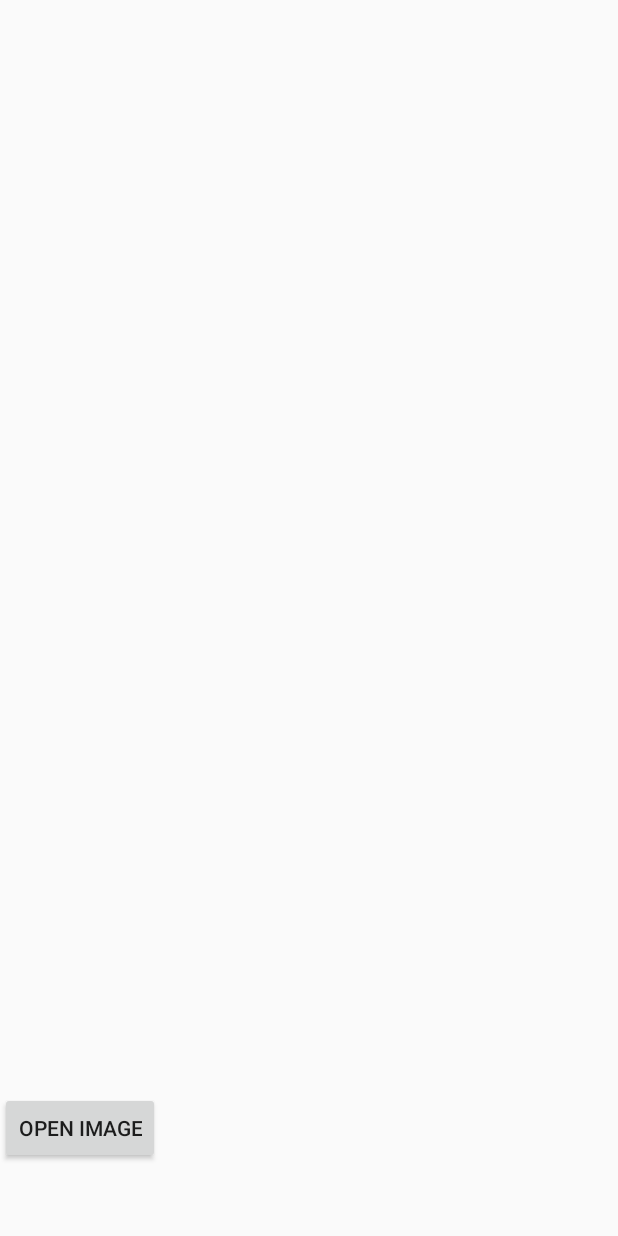
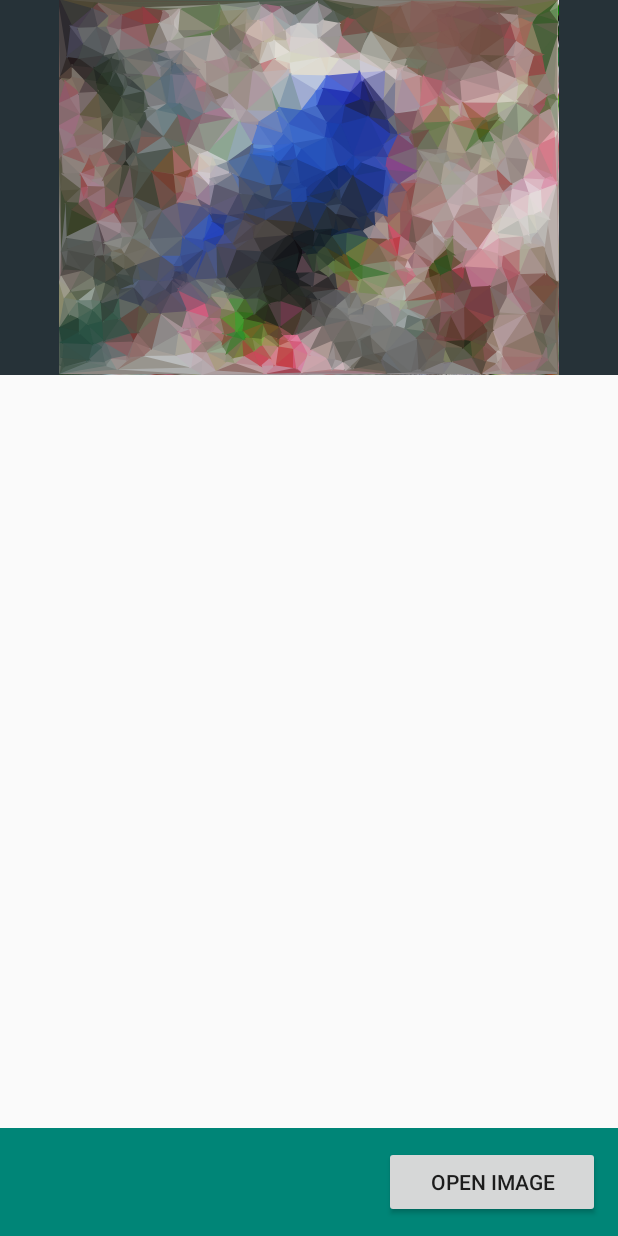
Before and after one commit to pattch/PicToPoly, an Android app: the screen it shows after launch (PolyActivity), on a phone screen of 412 x 824 dp. Run offline under Robolectric (Android 15) with nearby library versions, the phone set to English and light mode, and no system bars.

Commit message:
It's Alive!!!
Still very buggy, but triangulation now works on android!

```diff
--- a/app/src/main/java/com/pictopoly/polydemo/ImageProcessFragment.java
+++ b/app/src/main/java/com/pictopoly/polydemo/ImageProcessFragment.java
@@ -2,6 +2,7 @@ package com.pictopoly.polydemo;
 
 import android.app.Fragment;
 import android.os.Bundle;
+import android.util.Log;
 import android.view.LayoutInflater;
 import android.view.MotionEvent;
 import android.view.View;
@@ -15,6 +16,7 @@ import com.pictopoly.polydemo.tri.Point;
  * Created by Samuel on 1/21/2015.
  */
 public class ImageProcessFragment extends Fragment {
+    private static String TAG = "ImageProcessFragment";
     protected ImageHandler processor;
     protected ImageView mImageView;
 
@@ -38,6 +40,7 @@ public class ImageProcessFragment extends Fragment {
             @Override
             public boolean onTouch(View v, MotionEvent event) {
                 if(event.getAction() == MotionEvent.ACTION_DOWN) {
+                    Log.d(TAG, "Adding Point: " + event.getX() + ", " + event.getY());
                     processor.addPoint(new Point(event.getX(), event.getY()));
                     if(processor.getProcessedImage() != null)
                         mImageView.setImageBitmap(processor.refreshTriangles());
--- a/app/src/main/java/com/pictopoly/polydemo/PolyActivity.java
+++ b/app/src/main/java/com/pictopoly/polydemo/PolyActivity.java
@@ -24,7 +24,7 @@ public class PolyActivity extends Activity {
         setContentView(R.layout.activity_poly);
 
         // Load Default Image
-//        loadDefaultImage();
+        loadDefaultImage();
 
         if (savedInstanceState == null) {
             getFragmentManager().beginTransaction()
--- a/app/src/main/java/com/pictopoly/polydemo/process/ImageHandler.java
+++ b/app/src/main/java/com/pictopoly/polydemo/process/ImageHandler.java
@@ -52,7 +52,10 @@ public class ImageHandler {
 	}
 
 	public void addPoint(Point point) {
-		triangulation.insertPoint(point);
+        if(rawImage != null
+                && point.getX() >= 0 && point.getY() >= 0
+                && point.getX() < rawImage.getWidth() && point.getY() < rawImage.getHeight())
+		    triangulation.insertPoint(point);
 	}
 
 	public Bitmap refreshTriangles() {
--- a/app/src/main/java/com/pictopoly/polydemo/process/TriangleRenderer.java
+++ b/app/src/main/java/com/pictopoly/polydemo/process/TriangleRenderer.java
@@ -2,6 +2,7 @@ package com.pictopoly.polydemo.process;
 
 import android.graphics.Bitmap;
 import android.graphics.Canvas;
+import android.graphics.Color;
 import android.graphics.Paint;
 import android.graphics.Path;
 import android.util.Log;
@@ -13,6 +14,7 @@ import java.util.Collection;
 import java.util.Iterator;
 
 public class TriangleRenderer {
+    private static String TAG = "TriangleRenderer";
     protected static Paint paint = new Paint(Paint.ANTI_ALIAS_FLAG);
 
     /*
@@ -32,9 +34,9 @@ public class TriangleRenderer {
         if(map == null || triangle == null || triangle.getA() == null || triangle.getB() == null || triangle.getC() == null)
             return;
 
-        Log.d("TraingleRenderer",
-                "Map null?" + (null == map) + " Map mutable? " + (map.isMutable()) +
-                "Triangle null? " + (null == triangle));
+//        Log.d("TriangleRenderer",
+//                "Map null?" + (null == map) + " Map mutable? " + (map.isMutable()) +
+//                "Triangle null? " + (null == triangle));
 
         // Set Path based on triangle
         Path path = new Path();
@@ -48,10 +50,20 @@ public class TriangleRenderer {
         // Read Colors from map
         Point triangleCenterPoint = new Point((triangle.getA().getX() + triangle.getB().getX() + triangle.getC().getX())/3,
                 (triangle.getA().getY() + triangle.getB().getY() + triangle.getC().getY())/3);
-        int colorSample = (map.getPixel((int)(triangle.getA().getX()), (int)(triangle.getA().getY())) +
-                map.getPixel((int)(triangle.getB().getX()), (int)(triangle.getB().getY())) +
-                map.getPixel((int)(triangle.getC().getX()), (int)(triangle.getC().getY())) +
-                map.getPixel((int)(triangleCenterPoint.getX()), (int)(triangleCenterPoint.getY())))/4;
+        Point[] pts = new Point[] {triangle.getA(), triangle.getB(), triangle.getC(), triangleCenterPoint};
+
+        int colorSample, redSample=0, blueSample=0, greenSample=0;
+        for(Point p : pts) {
+            colorSample = map.getPixel((int)(p.getX()), (int)(p.getY()));
+            redSample += Color.red(colorSample);
+            blueSample += Color.blue(colorSample);
+            greenSample += Color.green(colorSample);
+        }
+
+        colorSample = Color.rgb(redSample / pts.length,
+                greenSample / pts.length,
+                blueSample / pts.length);
+
         paint.setColor(colorSample);
 
         // Draw to canvas
@@ -59,6 +71,7 @@ public class TriangleRenderer {
     }
 
     public static void render(Canvas canvas, Bitmap map, Collection<Triangle> triangles) {
+        Log.d(TAG, "Rendering Triangles");
         initPaint();
         for(Triangle t : triangles)
             renderTriangle(canvas, map, t);
@@ -70,6 +83,7 @@ public class TriangleRenderer {
     }
 
     public static void render(Canvas canvas, Bitmap map, Iterator<Triangle> updatedTriangles) {
+        Log.d(TAG, "Rendering Triangles");
         initPaint();
         while(updatedTriangles.hasNext())
             renderTriangle(canvas,map,updatedTriangles.next());
--- a/app/src/main/res/layout/activity_poly.xml
+++ b/app/src/main/res/layout/activity_poly.xml
@@ -10,7 +10,7 @@
 
     <FrameLayout
         android:layout_width="match_parent"
-        android:layout_height="96dp"
+        android:layout_height="72dp"
         android:layout_gravity="bottom"
         android:id="@+id/nav_container"/>
 
--- a/app/src/main/res/layout/fragment_image.xml
+++ b/app/src/main/res/layout/fragment_image.xml
@@ -5,6 +5,7 @@
     android:background="@color/material_blue_grey_900">
 
     <ImageView
+        android:contentDescription="@string/processed_image"
         android:layout_width="match_parent"
         android:layout_height="match_parent"
         android:id="@+id/imageView"
--- a/app/src/main/res/layout/fragment_nav.xml
+++ b/app/src/main/res/layout/fragment_nav.xml
@@ -1,12 +1,15 @@
 <?xml version="1.0" encoding="utf-8"?>
-<LinearLayout xmlns:android="http://schemas.android.com/apk/res/android"
+<FrameLayout xmlns:android="http://schemas.android.com/apk/res/android"
     android:orientation="horizontal" android:layout_width="match_parent"
-    android:layout_height="match_parent">
+    android:layout_height="match_parent"
+    android:background="@color/material_deep_teal_500">
 
     <Button
         android:id="@+id/nav_open_image"
-        android:layout_width="wrap_content"
-        android:layout_height="wrap_content"
+        android:layout_width="144dp"
+        android:layout_height="48dp"
+        android:layout_margin="12dp"
+        android:layout_gravity="center_vertical|end"
         android:text="@string/nav_open_image"/>
 
-</LinearLayout>
+</FrameLayout>
```
